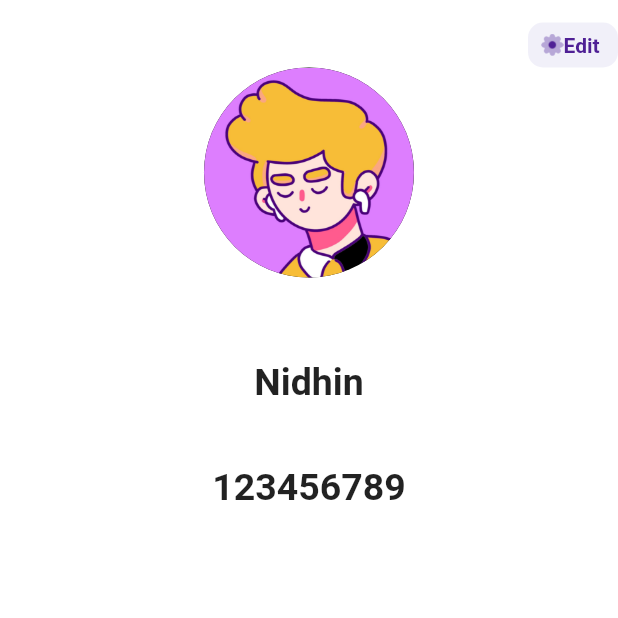
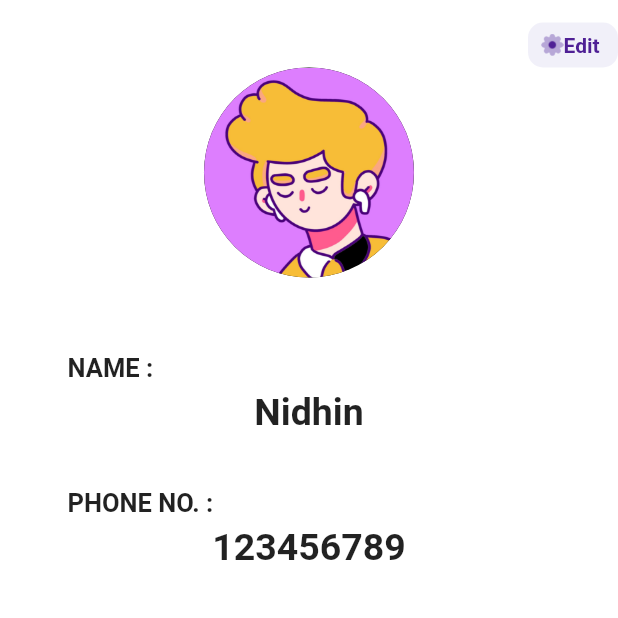
Before and after one commit to nidhin579/profile_app, a Flutter app: the screen it shows after launch, on a phone screen of 412 x 824 dp, the top half of it. Run offline on Flutter 3.47's test engine with Material 2 defaults, Android fonts, the phone set to English and light mode, and no system bars; our stand-ins replace image_picker, shared_preferences; missing offline and left inert: neumorphic.

Commit message:
added titles

```diff
--- a/lib/homepage.dart
+++ b/lib/homepage.dart
@@ -89,6 +89,10 @@ class HomePage extends StatelessWidget {
                         SizedBox(
                           height: 50,
                         ),
+                        Align(alignment: Alignment.bottomLeft,child: Padding(
+                          padding: const EdgeInsets.only(left:45.0),
+                          child: Text('NAME :',style: TextStyle(fontWeight: FontWeight.bold,fontSize: 17),),
+                        )),
                         Container(
                           height: 40,
                           width: 300,
@@ -109,6 +113,10 @@ class HomePage extends StatelessWidget {
                           ),
                         ),
                         SizedBox(height: 30,),
+                        Align(alignment: Alignment.bottomLeft,child: Padding(
+                          padding: const EdgeInsets.only(left:45.0),
+                          child: Text('PHONE NO. :',style: TextStyle(fontWeight: FontWeight.bold,fontSize: 17),),
+                        )),
                         Container(
                           height: 40,
                           width: 300,
```
